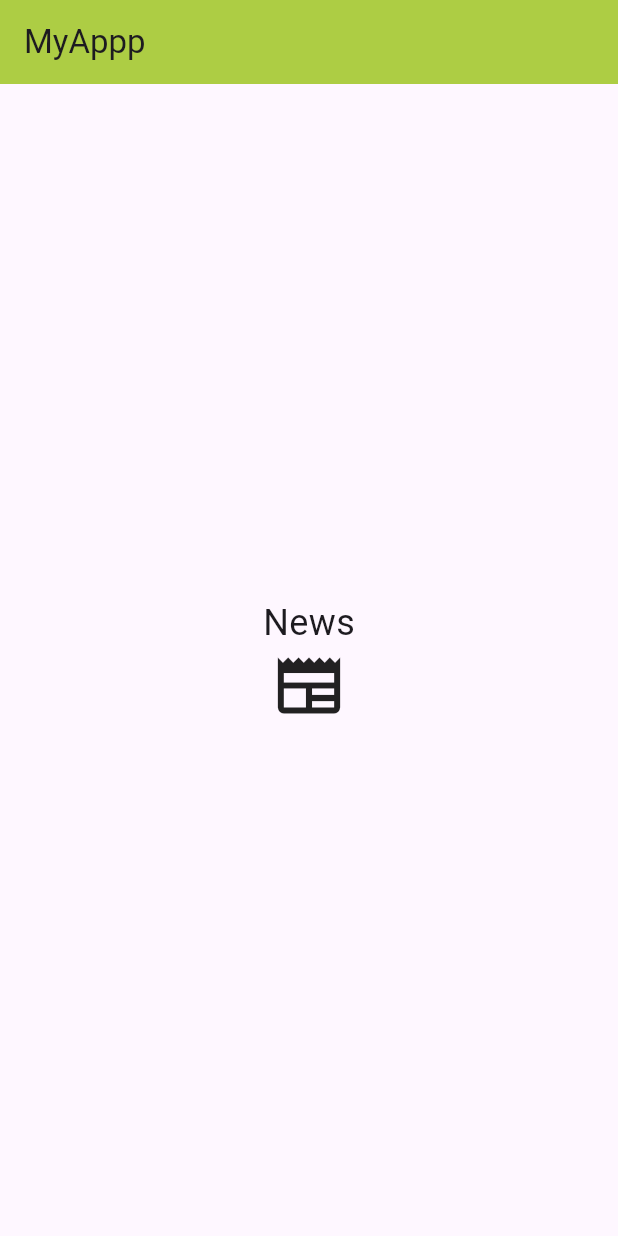
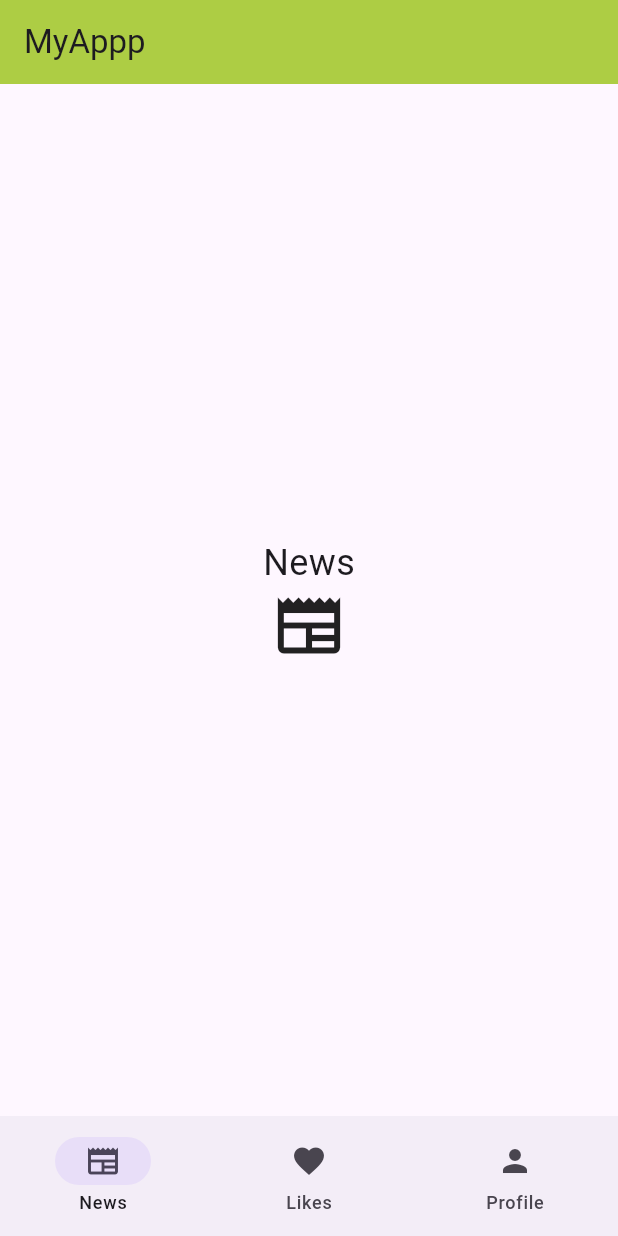
Before and after one commit to Brayteh/4_5_4_navigation, a Flutter app: the screen it shows after launch, on a phone screen of 412 x 824 dp. Run offline on Flutter 3.47's test engine with Material 3 defaults, Android fonts, the light colour scheme and no system bars.

Commit message:
Aufgabe 3

```diff
--- a/aufg_4_5_4/lib/appHome.dart
+++ b/aufg_4_5_4/lib/appHome.dart
@@ -20,10 +20,20 @@ class _AppHomeState extends State<AppHome> {
   @override
   Widget build(BuildContext context) {
     return  Scaffold(
-      appBar: AppBar(
-        title: Text("MyApp"),
-      ),
+
          body: screens[currentIndex],
+         bottomNavigationBar: NavigationBar(
+          selectedIndex: currentIndex, // aya 3onsor sha8al 7alian
+          onDestinationSelected: (int index){
+            setState(() {
+              currentIndex = index; // t8yir safha lma bkbs
+            });
+          },
+          destinations: const [
+            NavigationDestination(icon: Icon(Icons.newspaper), label: "News"),
+            NavigationDestination(icon: Icon(Icons.favorite), label: "Likes"),
+            NavigationDestination(icon: Icon(Icons.person), label: "Profile"),
+          ] ),
 
     );
   }
--- a/aufg_4_5_4/lib/likes.dart
+++ b/aufg_4_5_4/lib/likes.dart
@@ -12,10 +12,11 @@ class LikesPage extends StatelessWidget {
              ),
              body: Center(
                child: Column(
-
                  children: [
+                  SizedBox(height: 15,),
                    Text("Likes", style: TextStyle(fontSize: 24),),
-                   Text("Hier findest du deine gelikten Nachrichten."),
+                   SizedBox(height: 15,),
+                   Text("Hier findest du deine gelikten Nachrichten.",style: TextStyle(fontSize: 19),),
                  ],
 
                ),
--- a/aufg_4_5_4/lib/main.dart
+++ b/aufg_4_5_4/lib/main.dart
@@ -1,6 +1,5 @@
 import 'package:flutter/material.dart';
-import 'news.dart';
-
+import 'appHome.dart';
 void main() {
   runApp(const MyApp());
 }
@@ -12,8 +11,7 @@ class MyApp extends StatelessWidget {
   @override
   Widget build(BuildContext context) {
     return MaterialApp(
-      title: "MyApp",
-      home: NewsPage(), // isted3a2 lsaf7a
+      home: AppHome(), // isted3a2 lsaf7a
 
 
 
--- a/aufg_4_5_4/lib/profile.dart
+++ b/aufg_4_5_4/lib/profile.dart
@@ -14,7 +14,9 @@ class ProfilePage extends StatelessWidget {
           child: Column(
 
             children: [
+              SizedBox(height: 15,),
               Text("Profile", style: TextStyle(fontSize: 24),),
+              SizedBox(height: 15,),
               Icon(Icons.person, size: 50,),
               Text("Max Mustermann",style: TextStyle(fontSize: 24),),
             ],
```
